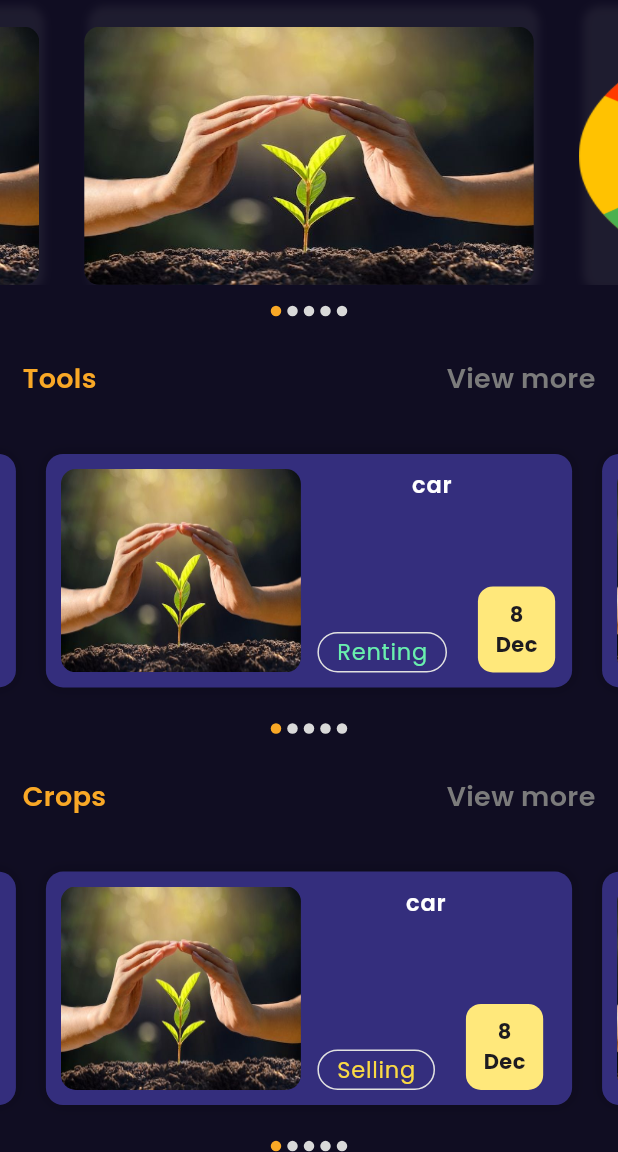
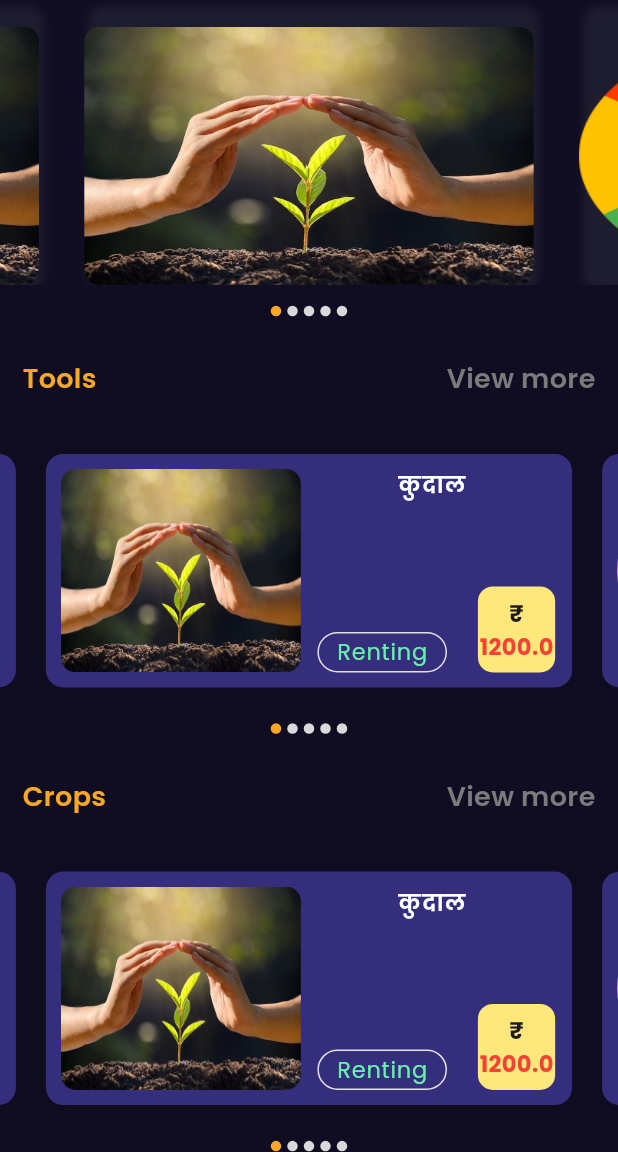
Before and after one commit to Kheti-Sahayak/Kheti-Shayak-2, a Flutter app: the screen it shows after launch, on a phone screen of 412 x 824 dp, the part 84-1236 px from its top. Run offline on Flutter 3.47's test engine with Material 3 defaults, Android fonts, the phone set to English and light mode, and no system bars; drawn by our look-alikes of carousel_slider; our stand-ins replace flutter_screenutil, google_fonts.

Commit message:
code refactored

```diff
--- /dev/null
+++ b/lib/functions/dot_ui.dart
@@ -0,0 +1,15 @@
+import 'package:flutter/material.dart';
+
+Widget dotUi(int current, int total, int selected) {
+  return Container(
+    height: 7,
+    width: 7,
+    margin: const EdgeInsets.all(2),
+    decoration: BoxDecoration(
+      shape: BoxShape.circle,
+      color: current == selected
+          ? const Color(0xffF9A826)
+          : const Color(0xffD9D9D9),
+    ),
+  );
+}
--- /dev/null
+++ b/lib/functions/dots_builder.dart
@@ -0,0 +1,15 @@
+import 'package:flutter/material.dart';
+import 'package:kheti_shayak_my_version/functions/dot_ui.dart';
+
+dotsBuilder(int total, int current) {
+  List<Widget> widgetsInRow = [];
+  for (int i = 0; i < total; i++) {
+    widgetsInRow.add(
+      dotUi(i, total, current),
+    );
+  }
+  return Row(
+    mainAxisAlignment: MainAxisAlignment.center,
+    children: widgetsInRow,
+  );
+}
--- a/lib/model/shayak.dart
+++ b/lib/model/shayak.dart
@@ -1,11 +1,13 @@
 class Shayak {
   String name;
   String mode;
-  DateTime dateOfEvent;
+  String? imageSrc;
+  double price;
 
   Shayak({
-    required this.dateOfEvent,
     required this.mode,
     required this.name,
+    required this.price,
+    this.imageSrc,
   });
 }
--- a/lib/screens/home/home_screen.dart
+++ b/lib/screens/home/home_screen.dart
@@ -2,11 +2,13 @@ import 'package:carousel_slider/carousel_slider.dart';
 import 'package:flutter/material.dart';
 import 'package:flutter_screenutil/flutter_screenutil.dart';
 import 'package:google_fonts/google_fonts.dart';
+import 'package:kheti_shayak_my_version/functions/dots_builder.dart';
 import 'package:kheti_shayak_my_version/screens/navbar/side_nav_bar.dart';
-import 'package:kheti_shayak_my_version/utils/colors.dart';
-import 'package:kheti_shayak_my_version/utils/top_image_home_screen.dart';
+import 'package:kheti_shayak_my_version/utils/home_screen_info.dart';
 
 import '../../model/shayak.dart';
+import '../../widgets/home_page_banner.dart';
+import '../../widgets/home_page_event.dart';
 
 class HomeScreen extends StatefulWidget {
   const HomeScreen({super.key});
@@ -16,22 +18,8 @@ class HomeScreen extends StatefulWidget {
 }
 
 class _HomeScreenState extends State<HomeScreen> {
+  //**
   int bannerDotsIndex = 0;
-
-  List<String> months = [
-    "Jan",
-    "Feb",
-    "Mar",
-    "Apr",
-    "May",
-    "Jun",
-    "Jul",
-    "Aug",
-    "Sep",
-    "Oct",
-    "Nov",
-    "Dec",
-  ];
 
   int toolsIndex = 0;
   int cropsIndex = 0;
@@ -66,7 +54,7 @@ class _HomeScreenState extends State<HomeScreen> {
                 },
                 enlargeFactor: 0.2,
               ),
-              items: TopImageHomeScreen.topImageSrc.map(
+              items: HomeScreenInfo.topImageSrc.map(
                 (i) {
                   return Builder(
                     builder: (BuildContext context) {
@@ -117,13 +105,22 @@ class _HomeScreenState extends State<HomeScreen> {
                   });
                 },
               ),
-              items: ["car", "bike", "truck", "cycle", "tractor"].map(
-                (eventName) {
-                  // Create a unique Shayak instance for each event type
+              items: HomeScreenInfo.toolNames.asMap().entries.map(
+                (entry) {
+                  int index = entry.key;
+                  String eventName = entry.value;
+                  String mode = HomeScreenInfo
+                      .toolMode[index % HomeScreenInfo.toolMode.length];
+                  String imagePath = HomeScreenInfo
+                      .toolImageSrc[index % HomeScreenInfo.toolImageSrc.length];
+                  double price = HomeScreenInfo
+                      .toolPrice[index % HomeScreenInfo.toolPrice.length];
+
                   Shayak shayakEvent = Shayak(
-                    dateOfEvent: DateTime.now(),
-                    mode: "Renting",
+                    mode: mode,
                     name: eventName,
+                    imageSrc: imagePath,
+                    price: price,
                   );
 
                   return Builder(
@@ -175,13 +172,23 @@ class _HomeScreenState extends State<HomeScreen> {
                   });
                 },
               ),
-              items: ["car", "bike", "truck", "cycle", "tractor"].map(
-                (eventName) {
+              items: HomeScreenInfo.cropsNames.asMap().entries.map(
+                (entry) {
+                  int index = entry.key;
+                  String eventName = entry.value;
+                  String mode = HomeScreenInfo
+                      .cropsMode[index % HomeScreenInfo.cropsMode.length];
+                  String imagePath = HomeScreenInfo.cropsImageSrc[
+                      index % HomeScreenInfo.cropsImageSrc.length];
+                  double price = HomeScreenInfo
+                      .cropsPrice[index % HomeScreenInfo.cropsPrice.length];
+
                   // Create a unique Shayak instance for each event type
                   Shayak shayakEvent = Shayak(
-                    dateOfEvent: DateTime.now(),
-                    mode: "Selling",
+                    mode: mode,
                     name: eventName,
+                    imageSrc: imagePath,
+                    price: price,
                   );
 
                   return Builder(
@@ -230,13 +237,22 @@ class _HomeScreenState extends State<HomeScreen> {
                   });
                 },
               ),
-              items: ["car", "bike", "truck", "cycle", "tractor"].map(
-                (eventName) {
-                  // Create a unique Shayak instance for each event type
+              items: HomeScreenInfo.landNames.asMap().entries.map(
+                (entry) {
+                  int index = entry.key;
+                  String eventName = entry.value;
+                  String mode = HomeScreenInfo
+                      .landMode[index % HomeScreenInfo.landMode.length];
+                  String imagePath = HomeScreenInfo
+                      .landImageSrc[index % HomeScreenInfo.landImageSrc.length];
+                  double price = HomeScreenInfo
+                      .landPrice[index % HomeScreenInfo.landPrice.length];
+
                   Shayak shayakEvent = Shayak(
-                    dateOfEvent: DateTime.now(),
-                    mode: "Renting",
+                    mode: mode,
                     name: eventName,
+                    imageSrc: imagePath,
+                    price: price,
                   );
 
                   return Builder(
@@ -255,165 +271,4 @@ class _HomeScreenState extends State<HomeScreen> {
       ),
     );
   }
-
-  dotsBuilder(int total, int current) {
-    List<Widget> widgetsInRow = [];
-    for (int i = 0; i < total; i++) {
-      widgetsInRow.add(
-        dotBuilder(i, total, current),
-      );
-    }
-    return Row(
-      mainAxisAlignment: MainAxisAlignment.center,
-      children: widgetsInRow,
-    );
-  }
-
-  Widget homePageBanner(String src) {
-    return Container(
-      height: 150.h,
-      width: 300.w,
-      padding: EdgeInsets.only(top: 15.h),
-      margin: const EdgeInsets.symmetric(horizontal: 15),
-      decoration: BoxDecoration(
-        boxShadow: [
-          BoxShadow(
-            color: Colors.grey.withOpacity(0.1),
-            blurRadius: 4,
-            offset: const Offset(3, 4), // Shadow position
-          )
-        ],
-        borderRadius: BorderRadius.circular(10.w),
-      ),
-      child: ClipRRect(
-        borderRadius: BorderRadius.circular(10),
-        child: Image.asset(
-          src,
-          fit: BoxFit.fill,
-        ),
-      ),
-    );
-  }
-
-  Widget homePageEvent(Shayak event) {
-    return Container(
-      height: 147.h,
-      width: 330.w,
-      padding: const EdgeInsets.all(10),
-      margin: const EdgeInsets.all(10),
-      decoration: BoxDecoration(
-        color: cardColor,
-        boxShadow: [
-          BoxShadow(
-            color: Colors.black.withOpacity(0.24),
-            blurRadius: 7,
-          ),
-        ],
-        borderRadius: BorderRadius.circular(10.w),
-      ),
-      child: Row(
-        children: [
-          ClipRRect(
-            borderRadius: BorderRadius.circular(10),
-            child: Image.asset(
-              'assets/images/plant_care.jpg',
-              height: 127.h,
-              width: 160,
-              fit: BoxFit.fill,
-            ),
-          ),
-          const SizedBox(width: 5),
-          Column(
-            crossAxisAlignment: CrossAxisAlignment.center,
-            mainAxisAlignment: MainAxisAlignment.spaceBetween,
-            children: [
-              Text(
-                event.name,
-                style: GoogleFonts.poppins(
-                  fontWeight: FontWeight.w600,
-                  color: Colors.white,
-                  fontSize: 15.0,
-                  letterSpacing: 0.6,
-                ),
-                textAlign: TextAlign.center,
-              ),
-              Padding(
-                padding: const EdgeInsets.only(left: 6.0),
-                child: Row(
-                  mainAxisAlignment: MainAxisAlignment.spaceAround,
-                  crossAxisAlignment: CrossAxisAlignment.end,
-                  children: [
-                    Container(
-                      padding: const EdgeInsets.symmetric(
-                        horizontal: 12,
-                        vertical: 2,
-                      ),
-                      decoration: BoxDecoration(
-                        border: Border.all(
-                          color: const Color(0xffE1E1E1),
-                        ),
-                        borderRadius: BorderRadius.circular(15),
-                      ),
-                      child: Text(
-                        event.mode,
-                        style: GoogleFonts.poppins(
-                          color: event.mode == "Renting"
-                              ? Colors.greenAccent
-                              : event.mode == "Selling"
-                                  ? const Color(0xffFADA44)
-                                  : const Color(0xffFF6262),
-                          fontSize: 15.0,
-                          letterSpacing: 0.5,
-                        ),
-                      ),
-                    ),
-                    SizedBox(width: 18.w),
-                    Container(
-                      height: 48.h,
-                      width: 45.w,
-                      decoration: BoxDecoration(
-                        color: const Color(0xffFFE87B),
-                        borderRadius: BorderRadius.circular(10),
-                      ),
-                      child: Column(
-                        mainAxisAlignment: MainAxisAlignment.center,
-                        children: [
-                          Text(
-                            event.dateOfEvent.day.toString(),
-                            style: GoogleFonts.poppins(
-                              fontWeight: FontWeight.w700,
-                            ),
-                          ),
-                          Text(
-                            months[event.dateOfEvent.month - 1],
-                            style: GoogleFonts.poppins(
-                              fontWeight: FontWeight.w700,
-                            ),
-                          ),
-                        ],
-                      ),
-                    )
-                  ],
-                ),
-              ),
-            ],
-          ),
-        ],
-      ),
-    );
-  }
-
-  Widget dotBuilder(int current, int total, int selected) {
-    return Container(
-      height: 7,
-      width: 7,
-      margin: const EdgeInsets.all(2),
-      decoration: BoxDecoration(
-        shape: BoxShape.circle,
-        color: current == selected
-            ? const Color(0xffF9A826)
-            : const Color(0xffD9D9D9),
-      ),
-    );
-  }
 }
--- /dev/null
+++ b/lib/utils/home_screen_info.dart
@@ -0,0 +1,114 @@
+class HomeScreenInfo {
+  //?? for top images ->
+  static const List<String> topImageSrc = [
+    'assets/images/plant_care.jpg',
+    'assets/images/google.png',
+    'assets/images/plant_care.jpg',
+    'assets/images/facebook.png',
+    'assets/images/plant_care.jpg',
+  ];
+
+  //?? Tools detail ->
+  static const List<String> toolNames = [
+    'कुदाल',
+    'हल',
+    'ट्रैक्टर',
+    'दरांती',
+    'जोतना',
+  ];
+
+  static const List<String> toolMode = [
+    'Renting',
+    'Selling',
+    'Renting',
+    'Selling',
+    'Selling',
+  ];
+
+  static const List<double> toolPrice = [
+    1200,
+    450,
+    623,
+    456,
+    789,
+  ];
+
+  static const List<String> toolImageSrc = [
+    'assets/images/plant_care.jpg',
+    'assets/images/google.png',
+    'assets/images/plant_care.jpg',
+    'assets/images/facebook.png',
+    'assets/images/plant_care.jpg',
+  ];
+
+  //************************************************************************************************************************
+
+  //?? crops details ->
+  static const List<String> cropsNames = [
+    'कुदाल',
+    'हल',
+    'ट्रैक्टर',
+    'दरांती',
+    'जोतना',
+  ];
+
+  static const List<String> cropsMode = [
+    'Renting',
+    'Selling',
+    'Renting',
+    'Selling',
+    'Selling',
+  ];
+
+  static const List<double> cropsPrice = [
+    1200,
+    450,
+    623,
+    456,
+    789,
+  ];
+
+  static const List<String> cropsImageSrc = [
+    'assets/images/plant_care.jpg',
+    'assets/images/google.png',
+    'assets/images/plant_care.jpg',
+    'assets/images/facebook.png',
+    'assets/images/plant_care.jpg',
+  ];
+
+  //************************************************************************************************************************
+
+  //?? land details ->
+  static const List<String> landNames = [
+    'कुदाल',
+    'हल',
+    'ट्रैक्टर',
+    'दरांती',
+    'जोतना',
+  ];
+
+  static const List<String> landMode = [
+    'Renting',
+    'Selling',
+    'Renting',
+    'Selling',
+    'Selling',
+  ];
+
+  static const List<double> landPrice = [
+    1200,
+    450,
+    623,
+    456,
+    789,
+  ];
+
+  static const List<String> landImageSrc = [
+    'assets/images/plant_care.jpg',
+    'assets/images/google.png',
+    'assets/images/plant_care.jpg',
+    'assets/images/facebook.png',
+    'assets/images/plant_care.jpg',
+  ];
+//************************************************************************************************************************
+}
--- a/lib/utils/top_image_home_screen.dart
+++ /dev/null
@@ -1,9 +0,0 @@
-class TopImageHomeScreen {
-  static const List<String> topImageSrc = [
-    'assets/images/plant_care.jpg',
-    'assets/images/google.png',
-    'assets/images/plant_care.jpg',
-    'assets/images/facebook.png',
-    'assets/images/plant_care.jpg',
-  ];
-}
--- /dev/null
+++ b/lib/widgets/home_page_banner.dart
@@ -0,0 +1,28 @@
+import 'package:flutter/material.dart';
+import 'package:flutter_screenutil/flutter_screenutil.dart';
+
+Widget homePageBanner(String src) {
+  return Container(
+    height: 150.h,
+    width: 300.w,
+    padding: EdgeInsets.only(top: 15.h),
+    margin: const EdgeInsets.symmetric(horizontal: 15),
+    decoration: BoxDecoration(
+      boxShadow: [
+        BoxShadow(
+          color: Colors.grey.withOpacity(0.1),
+          blurRadius: 4,
+          offset: const Offset(3, 4), // Shadow position
+        )
+      ],
+      borderRadius: BorderRadius.circular(10.w),
+    ),
+    child: ClipRRect(
+      borderRadius: BorderRadius.circular(10),
+      child: Image.asset(
+        src,
+        fit: BoxFit.fill,
+      ),
+    ),
+  );
+}
--- /dev/null
+++ b/lib/widgets/home_page_event.dart
@@ -0,0 +1,117 @@
+import 'package:flutter/material.dart';
+import 'package:flutter_screenutil/flutter_screenutil.dart';
+import 'package:google_fonts/google_fonts.dart';
+
+import '../model/shayak.dart';
+import '../utils/colors.dart';
+
+Widget homePageEvent(Shayak event) {
+  return Container(
+    height: 147.h,
+    width: 330.w,
+    padding: const EdgeInsets.all(10),
+    margin: const EdgeInsets.all(10),
+    decoration: BoxDecoration(
+      color: cardColor,
+      boxShadow: [
+        BoxShadow(
+          color: Colors.black.withOpacity(0.24),
+          blurRadius: 7,
+        ),
+      ],
+      borderRadius: BorderRadius.circular(10.w),
+    ),
+    child: Row(
+      children: [
+        ClipRRect(
+          borderRadius: BorderRadius.circular(10),
+          child: Image.asset(
+            event.imageSrc!,
+            height: 127.h,
+            width: 160,
+            fit: BoxFit.fill,
+          ),
+        ),
+        const SizedBox(width: 5),
+        Column(
+          crossAxisAlignment: CrossAxisAlignment.center,
+          mainAxisAlignment: MainAxisAlignment.spaceBetween,
+          children: [
+            Text(
+              event.name,
+              style: GoogleFonts.poppins(
+                fontWeight: FontWeight.w600,
+                color: Colors.white,
+                fontSize: 15.0,
+                letterSpacing: 0.6,
+              ),
+              textAlign: TextAlign.center,
+            ),
+            Padding(
+              padding: const EdgeInsets.only(left: 6.0),
+              child: Row(
+                mainAxisAlignment: MainAxisAlignment.spaceAround,
+                crossAxisAlignment: CrossAxisAlignment.end,
+                children: [
+                  Container(
+                    padding: const EdgeInsets.symmetric(
+                      horizontal: 12,
+                      vertical: 2,
+                    ),
+                    decoration: BoxDecoration(
+                      border: Border.all(
+                        color: const Color(0xffE1E1E1),
+                      ),
+                      borderRadius: BorderRadius.circular(15),
+                    ),
+                    child: Text(
+                      event.mode,
+                      style: GoogleFonts.poppins(
+                        color: event.mode == "Renting"
+                            ? Colors.greenAccent
+                            : event.mode == "Selling"
+                                ? const Color(0xffFADA44)
+                                : const Color(0xffFF6262),
+                        fontSize: 15.0,
+                        letterSpacing: 0.5,
+                      ),
+                    ),
+                  ),
+                  SizedBox(width: 18.w),
+                  Container(
+                    height: 48.h,
+                    width: 45.w,
+                    decoration: BoxDecoration(
+                      color: const Color(0xffFFE87B),
+                      borderRadius: BorderRadius.circular(10),
+                    ),
+                    child: Column(
+                      mainAxisAlignment: MainAxisAlignment.center,
+                      children: [
+                        Text(
+                          '₹',
+                          style: GoogleFonts.poppins(
+                            fontWeight: FontWeight.w700,
+                            fontSize: 16.0,
+                          ),
+                        ),
+                        Text(
+                          event.price.toString(),
+                          style: GoogleFonts.poppins(
+                            fontWeight: FontWeight.w700,
+                            color: Colors.red,
+                            fontSize: 15.0,
+                          ),
+                        ),
+                      ],
+                    ),
+                  ),
+                ],
+              ),
+            ),
+          ],
+        ),
+      ],
+    ),
+  );
+}
```
